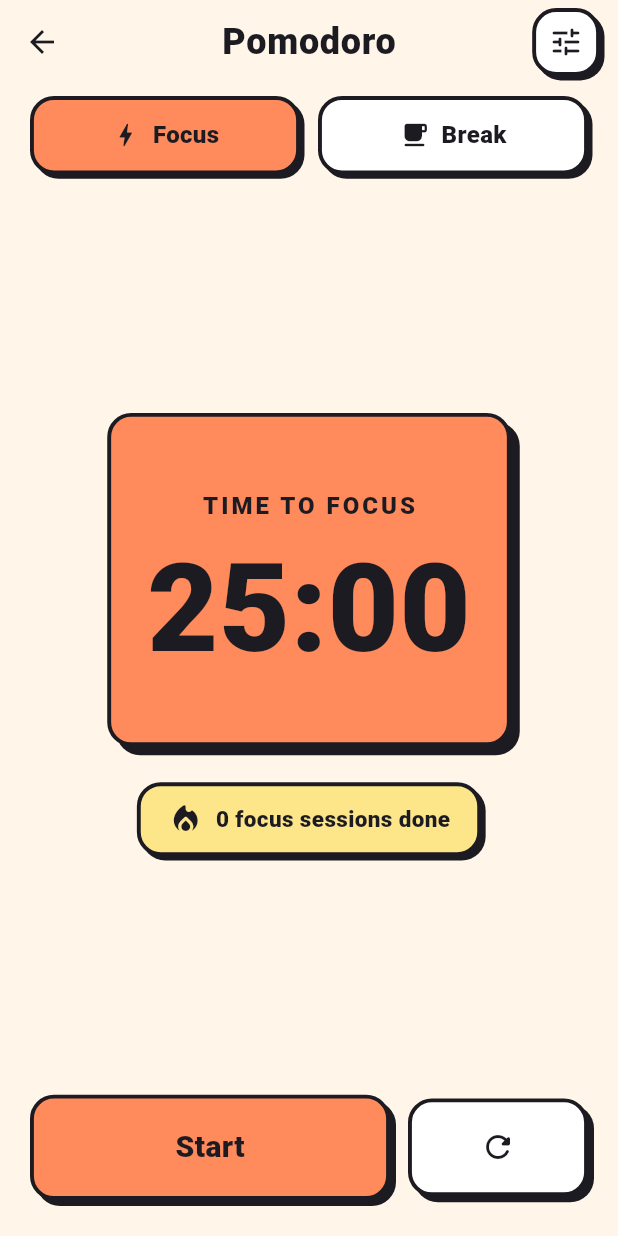
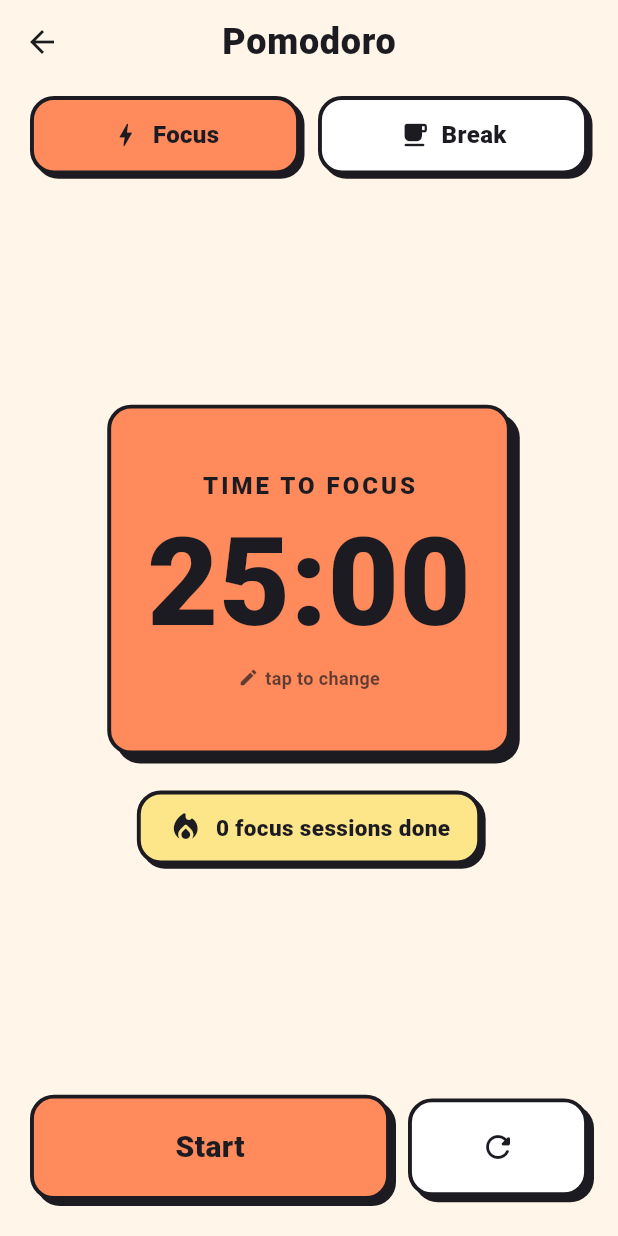
Before and after one commit to joshitha1808/planit, a Flutter app: the PomodoroPage screen opened directly, on a phone screen of 412 x 824 dp. Run offline on Flutter 3.47's test engine with Material 3 defaults, Android fonts, the light colour scheme and no system bars; our stand-ins replace drift, flutter_riverpod, fpdart, riverpod_annotation; accounts and stored records are empty; generated files the repository leaves out were written again.

Commit message:
feat: open pomodoro timer settings by tapping the timer

```diff
--- a/lib/views/pomodoro_page.dart
+++ b/lib/views/pomodoro_page.dart
@@ -101,20 +101,7 @@ class PomodoroPage extends ConsumerWidget {
     final accent = isFocus ? AppColors.primary : AppColors.secondary;
 
     return Scaffold(
-      appBar: AppBar(
-        title: const Text("Pomodoro"),
-        actions: [
-          Padding(
-            padding: const EdgeInsets.only(right: 12),
-            child: NeoButton(
-              padding: const EdgeInsets.all(8),
-              shadowOffset: const Offset(3, 3),
-              onTap: () => _showDurationSheet(context, state, notifier),
-              child: const Icon(Icons.tune_rounded, color: AppColors.ink),
-            ),
-          ),
-        ],
-      ),
+      appBar: AppBar(title: const Text("Pomodoro")),
       body: Padding(
         padding: const EdgeInsets.fromLTRB(20, 8, 20, 24),
         child: Column(
@@ -145,11 +132,12 @@ class PomodoroPage extends ConsumerWidget {
             ),
             const Spacer(),
 
-            // Timer dial
-            NeoBox(
+            // Timer dial — tap to change durations
+            NeoButton(
               color: accent,
               shadowOffset: const Offset(6, 6),
-              padding: const EdgeInsets.symmetric(vertical: 48, horizontal: 24),
+              padding: const EdgeInsets.symmetric(vertical: 40, horizontal: 24),
+              onTap: () => _showDurationSheet(context, state, notifier),
               child: Column(
                 children: [
                   Text(
@@ -161,7 +149,7 @@ class PomodoroPage extends ConsumerWidget {
                       color: AppColors.ink,
                     ),
                   ),
-                  const SizedBox(height: 16),
+                  const SizedBox(height: 12),
                   Text(
                     _format(state.remaining),
                     style: const TextStyle(
@@ -170,6 +158,26 @@ class PomodoroPage extends ConsumerWidget {
                       fontWeight: FontWeight.w900,
                       color: AppColors.ink,
                     ),
+                  ),
+                  const SizedBox(height: 14),
+                  Row(
+                    mainAxisSize: MainAxisSize.min,
+                    children: [
+                      Icon(
+                        Icons.edit_rounded,
+                        size: 14,
+                        color: AppColors.ink.withValues(alpha: 0.7),
+                      ),
+                      const SizedBox(width: 4),
+                      Text(
+                        "tap to change",
+                        style: TextStyle(
+                          fontSize: 12,
+                          fontWeight: FontWeight.w700,
+                          color: AppColors.ink.withValues(alpha: 0.7),
+                        ),
+                      ),
+                    ],
                   ),
                 ],
               ),
```
